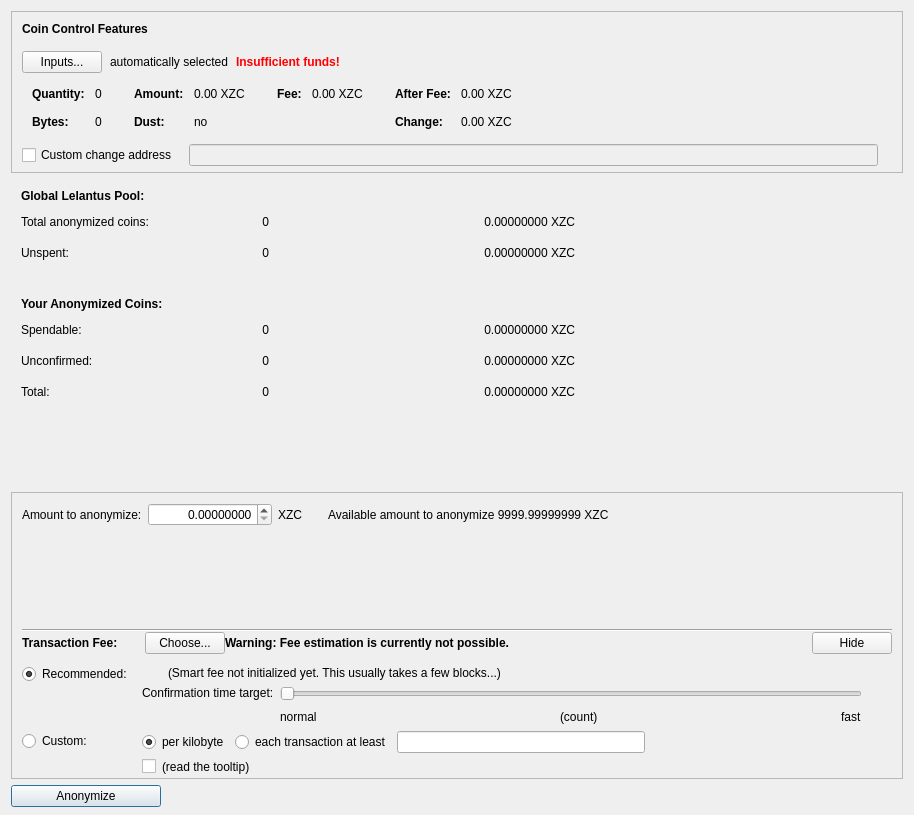
First picture: the form in src/qt/forms/lelantusdialog.ui, repository firoorg/firo, before the edit.
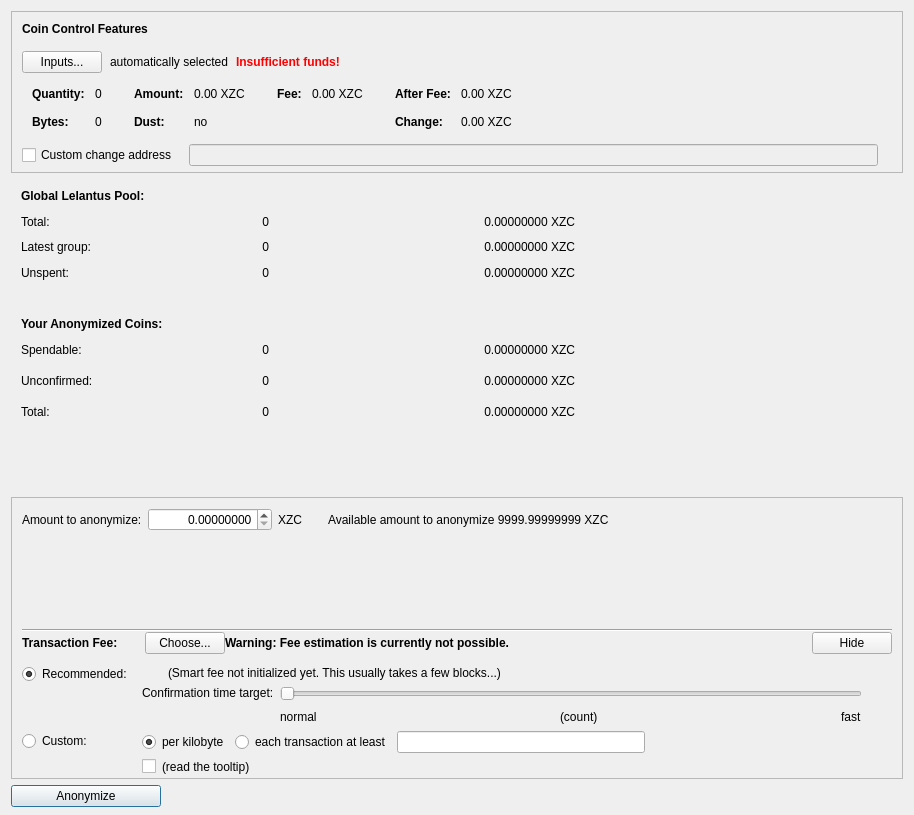
Second picture: the form after the edit. Icons and pictures are not drawn. Custom widgets are drawn as their Qt base class.

What changed in the file:
```diff
--- a/src/qt/forms/lelantusdialog.ui
+++ b/src/qt/forms/lelantusdialog.ui
@@ -587,23 +587,29 @@
        <property name="topMargin">
         <number>10</number>
        </property>
-       <item row="5" column="1">
-        <widget class="QLabel" name="unconfirmed">
-         <property name="text">
-          <string>0</string>
+       <item row="5" column="0">
+        <widget class="QLabel" name="spendableText">
+         <property name="minimumSize">
+          <size>
+           <width>0</width>
+           <height>25</height>
+          </size>
          </property>
-         <property name="alignment">
-          <set>Qt::AlignRight|Qt::AlignTrailing|Qt::AlignVCenter</set>
+         <property name="text">
+          <string>Spendable:</string>
          </property>
         </widget>
        </item>
-       <item row="2" column="1">
-        <widget class="QLabel" name="globalUnspent">
-         <property name="text">
-          <string>0</string>
+       <item row="3" column="0">
+        <widget class="QLabel" name="unspentText">
+         <property name="minimumSize">
+          <size>
+           <width>0</width>
+           <height>25</height>
+          </size>
          </property>
-         <property name="alignment">
-          <set>Qt::AlignRight|Qt::AlignTrailing|Qt::AlignVCenter</set>
+         <property name="text">
+          <string>Unspent:</string>
          </property>
         </widget>
        </item>
@@ -624,35 +630,6 @@
         </widget>
        </item>
        <item row="6" column="0">
-        <widget class="QLabel" name="totalText">
-         <property name="minimumSize">
-          <size>
-           <width>0</width>
-           <height>25</height>
-          </size>
-         </property>
-         <property name="text">
-          <string>Total:</string>
-         </property>
-        </widget>
-       </item>
-       <item row="5" column="2">
-        <widget class="QLabel" name="unconfirmedAmount">
-         <property name="minimumSize">
-          <size>
-           <width>300</width>
-           <height>0</height>
-          </size>
-         </property>
-         <property name="text">
-          <string>0.00000000 XZC</string>
-         </property>
-         <property name="alignment">
-          <set>Qt::AlignRight|Qt::AlignTrailing|Qt::AlignVCenter</set>
-         </property>
-        </widget>
-       </item>
-       <item row="5" column="0">
         <widget class="QLabel" name="unconfirmedText">
          <property name="minimumSize">
           <size>
@@ -665,6 +642,19 @@
          </property>
         </widget>
        </item>
+       <item row="0" column="0">
+        <widget class="QLabel" name="globalLelantusPoolText">
+         <property name="font">
+          <font>
+           <weight>75</weight>
+           <bold>true</bold>
+          </font>
+         </property>
+         <property name="text">
+          <string>Global Lelantus Pool:</string>
+         </property>
+        </widget>
+       </item>
        <item row="1" column="1">
         <widget class="QLabel" name="globalTotalCoins">
          <property name="minimumSize">
@@ -681,16 +671,39 @@
          </property>
         </widget>
        </item>
-       <item row="4" column="0">
-        <widget class="QLabel" name="spendableText">
+       <item row="3" column="2">
+        <widget class="QLabel" name="globalUnspentAmount">
          <property name="minimumSize">
           <size>
-           <width>0</width>
-           <height>25</height>
+           <width>300</width>
+           <height>0</height>
           </size>
          </property>
          <property name="text">
-          <string>Spendable:</string>
+          <string>0.00000000 XZC</string>
+         </property>
+         <property name="alignment">
+          <set>Qt::AlignRight|Qt::AlignTrailing|Qt::AlignVCenter</set>
+         </property>
+        </widget>
+       </item>
+       <item row="7" column="1">
+        <widget class="QLabel" name="total">
+         <property name="text">
+          <string>0</string>
+         </property>
+         <property name="alignment">
+          <set>Qt::AlignRight|Qt::AlignTrailing|Qt::AlignVCenter</set>
+         </property>
+        </widget>
+       </item>
+       <item row="6" column="1">
+        <widget class="QLabel" name="unconfirmed">
+         <property name="text">
+          <string>0</string>
+         </property>
+         <property name="alignment">
+          <set>Qt::AlignRight|Qt::AlignTrailing|Qt::AlignVCenter</set>
          </property>
         </widget>
        </item>
@@ -707,33 +720,33 @@
          </property>
         </spacer>
        </item>
-       <item row="2" column="2">
-        <widget class="QLabel" name="globalUnspentAmount">
-         <property name="minimumSize">
-          <size>
-           <width>300</width>
-           <height>0</height>
-          </size>
-         </property>
-         <property name="text">
-          <string>0.00000000 XZC</string>
-         </property>
-         <property name="alignment">
-          <set>Qt::AlignRight|Qt::AlignTrailing|Qt::AlignVCenter</set>
-         </property>
-        </widget>
-       </item>
-       <item row="6" column="1">
-        <widget class="QLabel" name="total">
-         <property name="text">
-          <string>0</string>
-         </property>
-         <property name="alignment">
-          <set>Qt::AlignRight|Qt::AlignTrailing|Qt::AlignVCenter</set>
-         </property>
-        </widget>
-       </item>
        <item row="6" column="2">
+        <widget class="QLabel" name="unconfirmedAmount">
+         <property name="minimumSize">
+          <size>
+           <width>300</width>
+           <height>0</height>
+          </size>
+         </property>
+         <property name="text">
+          <string>0.00000000 XZC</string>
+         </property>
+         <property name="alignment">
+          <set>Qt::AlignRight|Qt::AlignTrailing|Qt::AlignVCenter</set>
+         </property>
+        </widget>
+       </item>
+       <item row="3" column="1">
+        <widget class="QLabel" name="globalUnspent">
+         <property name="text">
+          <string>0</string>
+         </property>
+         <property name="alignment">
+          <set>Qt::AlignRight|Qt::AlignTrailing|Qt::AlignVCenter</set>
+         </property>
+        </widget>
+       </item>
+       <item row="7" column="2">
         <widget class="QLabel" name="totalAmount">
          <property name="minimumSize">
           <size>
@@ -749,30 +762,7 @@
          </property>
         </widget>
        </item>
-       <item row="1" column="0">
-        <widget class="QLabel" name="totalAnonymizedCoinsText">
-         <property name="minimumSize">
-          <size>
-           <width>0</width>
-           <height>25</height>
-          </size>
-         </property>
-         <property name="text">
-          <string>Total anonymized coins:</string>
-         </property>
-        </widget>
-       </item>
-       <item row="4" column="1">
-        <widget class="QLabel" name="spendable">
-         <property name="text">
-          <string>0</string>
-         </property>
-         <property name="alignment">
-          <set>Qt::AlignRight|Qt::AlignTrailing|Qt::AlignVCenter</set>
-         </property>
-        </widget>
-       </item>
-       <item row="3" column="0">
+       <item row="4" column="0">
         <widget class="QLabel" name="yourAnoymizedCoinsText">
          <property name="sizePolicy">
           <sizepolicy hsizetype="Preferred" vsizetype="Preferred">
@@ -803,7 +793,43 @@
          </property>
         </widget>
        </item>
-       <item row="4" column="2">
+       <item row="5" column="1">
+        <widget class="QLabel" name="spendable">
+         <property name="text">
+          <string>0</string>
+         </property>
+         <property name="alignment">
+          <set>Qt::AlignRight|Qt::AlignTrailing|Qt::AlignVCenter</set>
+         </property>
+        </widget>
+       </item>
+       <item row="7" column="0">
+        <widget class="QLabel" name="totalText">
+         <property name="minimumSize">
+          <size>
+           <width>0</width>
+           <height>25</height>
+          </size>
+         </property>
+         <property name="text">
+          <string>Total:</string>
+         </property>
+        </widget>
+       </item>
+       <item row="1" column="0">
+        <widget class="QLabel" name="totalAnonymizedCoinsText">
+         <property name="minimumSize">
+          <size>
+           <width>0</width>
+           <height>25</height>
+          </size>
+         </property>
+         <property name="text">
+          <string>Total:</string>
+         </property>
+        </widget>
+       </item>
+       <item row="5" column="2">
         <widget class="QLabel" name="spendableAmount">
          <property name="minimumSize">
           <size>
@@ -820,28 +846,29 @@
         </widget>
        </item>
        <item row="2" column="0">
-        <widget class="QLabel" name="unspentText">
-         <property name="minimumSize">
-          <size>
-           <width>0</width>
-           <height>25</height>
-          </size>
-         </property>
+        <widget class="QLabel" name="label">
          <property name="text">
-          <string>Unspent:</string>
+          <string>Latest group:</string>
          </property>
         </widget>
        </item>
-       <item row="0" column="0">
-        <widget class="QLabel" name="globalLelantusPoolText">
-         <property name="font">
-          <font>
-           <weight>75</weight>
-           <bold>true</bold>
-          </font>
+       <item row="2" column="1">
+        <widget class="QLabel" name="globalLatestGroupCoins">
+         <property name="text">
+          <string>0</string>
          </property>
+         <property name="alignment">
+          <set>Qt::AlignRight|Qt::AlignTrailing|Qt::AlignVCenter</set>
+         </property>
+        </widget>
+       </item>
+       <item row="2" column="2">
+        <widget class="QLabel" name="globalLatestGroupCoinsAmount">
          <property name="text">
-          <string>Global Lelantus Pool:</string>
+          <string>0.00000000 XZC</string>
+         </property>
+         <property name="alignment">
+          <set>Qt::AlignRight|Qt::AlignTrailing|Qt::AlignVCenter</set>
          </property>
         </widget>
        </item>
```
Left out of the diff: 2 changed lines with no effect on the pictures.
